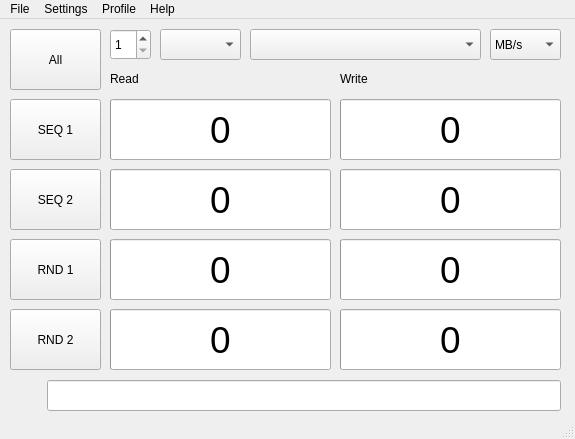
Before: the Qt Designer form src/mainwindow.ui in JonMagon/KDiskMark, drawn with Qt 5.
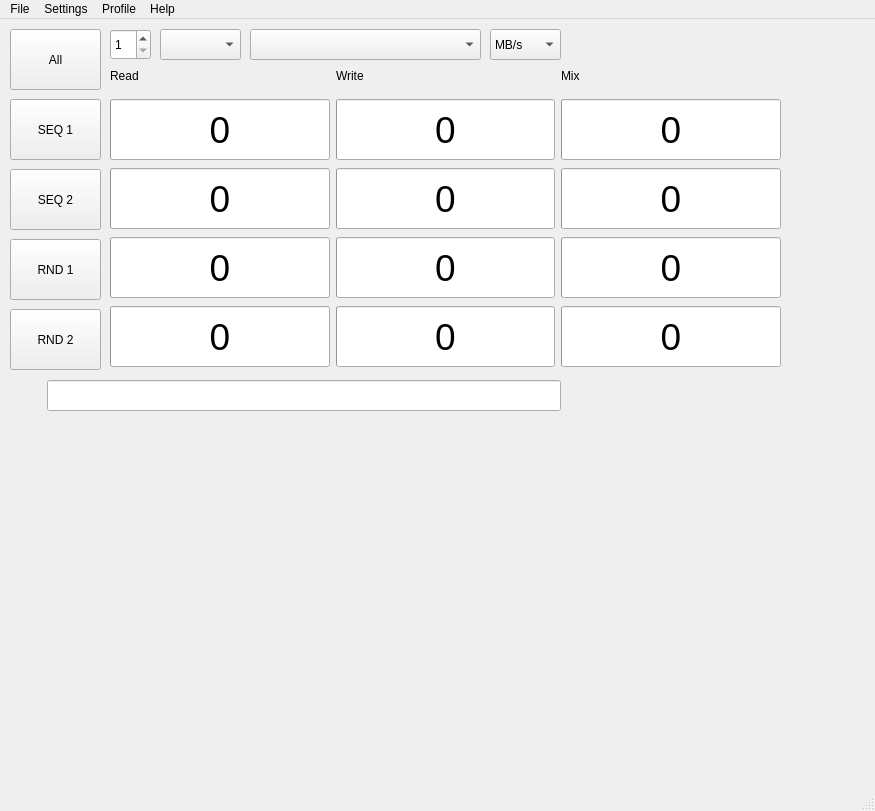
After: the same form once the commit is applied.

Commit message: Mix bars implementation

```diff
--- a/src/mainwindow.ui
+++ b/src/mainwindow.ui
@@ -6,8 +6,8 @@
    <rect>
     <x>0</x>
     <y>0</y>
-    <width>575</width>
-    <height>439</height>
+    <width>875</width>
+    <height>811</height>
    </rect>
   </property>
   <property name="windowTitle">
@@ -84,43 +84,6 @@
      <bool>false</bool>
     </property>
    </widget>
-   <widget class="QProgressBar" name="readBar_SEQ_1">
-    <property name="geometry">
-     <rect>
-      <x>110</x>
-      <y>80</y>
-      <width>221</width>
-      <height>61</height>
-     </rect>
-    </property>
-    <property name="font">
-     <font>
-      <pointsize>28</pointsize>
-     </font>
-    </property>
-    <property name="maximum">
-     <number>100</number>
-    </property>
-    <property name="value">
-     <number>0</number>
-    </property>
-    <property name="format">
-     <string>%v</string>
-    </property>
-   </widget>
-   <widget class="QLabel" name="label_Read">
-    <property name="geometry">
-     <rect>
-      <x>110</x>
-      <y>50</y>
-      <width>221</width>
-      <height>20</height>
-     </rect>
-    </property>
-    <property name="text">
-     <string>Read</string>
-    </property>
-   </widget>
    <widget class="QPushButton" name="pushButton_SEQ_1">
     <property name="geometry">
      <rect>
@@ -134,43 +97,6 @@
      <string>SEQ 1</string>
     </property>
    </widget>
-   <widget class="QProgressBar" name="writeBar_SEQ_1">
-    <property name="geometry">
-     <rect>
-      <x>340</x>
-      <y>80</y>
-      <width>221</width>
-      <height>61</height>
-     </rect>
-    </property>
-    <property name="font">
-     <font>
-      <pointsize>28</pointsize>
-     </font>
-    </property>
-    <property name="maximum">
-     <number>100</number>
-    </property>
-    <property name="value">
-     <number>0</number>
-    </property>
-    <property name="format">
-     <string>%v</string>
-    </property>
-   </widget>
-   <widget class="QLabel" name="label_Write">
-    <property name="geometry">
-     <rect>
-      <x>340</x>
-      <y>50</y>
-      <width>221</width>
-      <height>20</height>
-     </rect>
-    </property>
-    <property name="text">
-     <string>Write</string>
-    </property>
-   </widget>
    <widget class="QComboBox" name="comboBox_ComparisonField">
     <property name="enabled">
      <bool>true</bool>
@@ -204,54 +130,6 @@
      </property>
     </item>
    </widget>
-   <widget class="QProgressBar" name="readBar_SEQ_2">
-    <property name="geometry">
-     <rect>
-      <x>110</x>
-      <y>150</y>
-      <width>221</width>
-      <height>61</height>
-     </rect>
-    </property>
-    <property name="font">
-     <font>
-      <pointsize>28</pointsize>
-     </font>
-    </property>
-    <property name="maximum">
-     <number>100</number>
-    </property>
-    <property name="value">
-     <number>0</number>
-    </property>
-    <property name="format">
-     <string>%v</string>
-    </property>
-   </widget>
-   <widget class="QProgressBar" name="writeBar_SEQ_2">
-    <property name="geometry">
-     <rect>
-      <x>340</x>
-      <y>150</y>
-      <width>221</width>
-      <height>61</height>
-     </rect>
-    </property>
-    <property name="font">
-     <font>
-      <pointsize>28</pointsize>
-     </font>
-    </property>
-    <property name="maximum">
-     <number>100</number>
-    </property>
-    <property name="value">
-     <number>0</number>
-    </property>
-    <property name="format">
-     <string>%v</string>
-    </property>
-   </widget>
    <widget class="QPushButton" name="pushButton_SEQ_2">
     <property name="geometry">
      <rect>
@@ -265,54 +143,6 @@
      <string>SEQ 2</string>
     </property>
    </widget>
-   <widget class="QProgressBar" name="writeBar_RND_1">
-    <property name="geometry">
-     <rect>
-      <x>340</x>
-      <y>220</y>
-      <width>221</width>
-      <height>61</height>
-     </rect>
-    </property>
-    <property name="font">
-     <font>
-      <pointsize>28</pointsize>
-     </font>
-    </property>
-    <property name="maximum">
-     <number>100</number>
-    </property>
-    <property name="value">
-     <number>0</number>
-    </property>
-    <property name="format">
-     <string>%v</string>
-    </property>
-   </widget>
-   <widget class="QProgressBar" name="readBar_RND_1">
-    <property name="geometry">
-     <rect>
-      <x>110</x>
-      <y>220</y>
-      <width>221</width>
-      <height>61</height>
-     </rect>
-    </property>
-    <property name="font">
-     <font>
-      <pointsize>28</pointsize>
-     </font>
-    </property>
-    <property name="maximum">
-     <number>100</number>
-    </property>
-    <property name="value">
-     <number>0</number>
-    </property>
-    <property name="format">
-     <string>%v</string>
-    </property>
-   </widget>
    <widget class="QPushButton" name="pushButton_RND_1">
     <property name="geometry">
      <rect>
@@ -326,30 +156,6 @@
      <string>RND 1</string>
     </property>
    </widget>
-   <widget class="QProgressBar" name="readBar_RND_2">
-    <property name="geometry">
-     <rect>
-      <x>110</x>
-      <y>290</y>
-      <width>221</width>
-      <height>61</height>
-     </rect>
-    </property>
-    <property name="font">
-     <font>
-      <pointsize>28</pointsize>
-     </font>
-    </property>
-    <property name="maximum">
-     <number>100</number>
-    </property>
-    <property name="value">
-     <number>0</number>
-    </property>
-    <property name="format">
-     <string>%v</string>
-    </property>
-   </widget>
    <widget class="QPushButton" name="pushButton_RND_2">
     <property name="geometry">
      <rect>
@@ -363,30 +169,6 @@
      <string>RND 2</string>
     </property>
    </widget>
-   <widget class="QProgressBar" name="writeBar_RND_2">
-    <property name="geometry">
-     <rect>
-      <x>340</x>
-      <y>290</y>
-      <width>221</width>
-      <height>61</height>
-     </rect>
-    </property>
-    <property name="font">
-     <font>
-      <pointsize>28</pointsize>
-     </font>
-    </property>
-    <property name="maximum">
-     <number>100</number>
-    </property>
-    <property name="value">
-     <number>0</number>
-    </property>
-    <property name="format">
-     <string>%v</string>
-    </property>
-   </widget>
    <widget class="QWidget" name="horizontalLayoutWidget">
     <property name="geometry">
      <rect>
@@ -445,13 +227,346 @@
      </item>
     </layout>
    </widget>
+   <widget class="QWidget" name="gridLayoutWidget">
+    <property name="geometry">
+     <rect>
+      <x>110</x>
+      <y>40</y>
+      <width>671</width>
+      <height>311</height>
+     </rect>
+    </property>
+    <layout class="QGridLayout" name="gridLayout">
+     <item row="0" column="1">
+      <widget class="QLabel" name="label_Write">
+       <property name="text">
+        <string>Write</string>
+       </property>
+      </widget>
+     </item>
+     <item row="3" column="1">
+      <widget class="QProgressBar" name="writeBar_RND_1">
+       <property name="minimumSize">
+        <size>
+         <width>0</width>
+         <height>61</height>
+        </size>
+       </property>
+       <property name="font">
+        <font>
+         <pointsize>28</pointsize>
+        </font>
+       </property>
+       <property name="maximum">
+        <number>100</number>
+       </property>
+       <property name="value">
+        <number>0</number>
+       </property>
+       <property name="format">
+        <string>%v</string>
+       </property>
+      </widget>
+     </item>
+     <item row="0" column="2">
+      <widget class="QLabel" name="label_Mix">
+       <property name="text">
+        <string>Mix</string>
+       </property>
+      </widget>
+     </item>
+     <item row="4" column="1">
+      <widget class="QProgressBar" name="writeBar_RND_2">
+       <property name="minimumSize">
+        <size>
+         <width>0</width>
+         <height>61</height>
+        </size>
+       </property>
+       <property name="font">
+        <font>
+         <pointsize>28</pointsize>
+        </font>
+       </property>
+       <property name="maximum">
+        <number>100</number>
+       </property>
+       <property name="value">
+        <number>0</number>
+       </property>
+       <property name="format">
+        <string>%v</string>
+       </property>
+      </widget>
+     </item>
+     <item row="1" column="0">
+      <widget class="QProgressBar" name="readBar_SEQ_1">
+       <property name="minimumSize">
+        <size>
+         <width>0</width>
+         <height>61</height>
+        </size>
+       </property>
+       <property name="maximumSize">
+        <size>
+         <width>16777215</width>
+         <height>16777215</height>
+        </size>
+       </property>
+       <property name="font">
+        <font>
+         <pointsize>28</pointsize>
+        </font>
+       </property>
+       <property name="maximum">
+        <number>100</number>
+       </property>
+       <property name="value">
+        <number>0</number>
+       </property>
+       <property name="format">
+        <string>%v</string>
+       </property>
+      </widget>
+     </item>
+     <item row="0" column="0">
+      <widget class="QLabel" name="label_Read">
+       <property name="maximumSize">
+        <size>
+         <width>16777215</width>
+         <height>30</height>
+        </size>
+       </property>
+       <property name="text">
+        <string>Read</string>
+       </property>
+      </widget>
+     </item>
+     <item row="1" column="1">
+      <widget class="QProgressBar" name="writeBar_SEQ_1">
+       <property name="minimumSize">
+        <size>
+         <width>0</width>
+         <height>61</height>
+        </size>
+       </property>
+       <property name="font">
+        <font>
+         <pointsize>28</pointsize>
+        </font>
+       </property>
+       <property name="maximum">
+        <number>100</number>
+       </property>
+       <property name="value">
+        <number>0</number>
+       </property>
+       <property name="format">
+        <string>%v</string>
+       </property>
+      </widget>
+     </item>
+     <item row="3" column="0">
+      <widget class="QProgressBar" name="readBar_RND_1">
+       <property name="minimumSize">
+        <size>
+         <width>0</width>
+         <height>61</height>
+        </size>
+       </property>
+       <property name="font">
+        <font>
+         <pointsize>28</pointsize>
+        </font>
+       </property>
+       <property name="maximum">
+        <number>100</number>
+       </property>
+       <property name="value">
+        <number>0</number>
+       </property>
+       <property name="format">
+        <string>%v</string>
+       </property>
+      </widget>
+     </item>
+     <item row="2" column="2">
+      <widget class="QProgressBar" name="mixBar_SEQ_2">
+       <property name="minimumSize">
+        <size>
+         <width>0</width>
+         <height>61</height>
+        </size>
+       </property>
+       <property name="font">
+        <font>
+         <pointsize>28</pointsize>
+        </font>
+       </property>
+       <property name="maximum">
+        <number>100</number>
+       </property>
+       <property name="value">
+        <number>0</number>
+       </property>
+       <property name="format">
+        <string>%v</string>
+       </property>
+      </widget>
+     </item>
+     <item row="2" column="0">
+      <widget class="QProgressBar" name="readBar_SEQ_2">
+       <property name="minimumSize">
+        <size>
+         <width>0</width>
+         <height>61</height>
+        </size>
+       </property>
+       <property name="font">
+        <font>
+         <pointsize>28</pointsize>
+        </font>
+       </property>
+       <property name="maximum">
+        <number>100</number>
+       </property>
+       <property name="value">
+        <number>0</number>
+       </property>
+       <property name="format">
+        <string>%v</string>
+       </property>
+      </widget>
+     </item>
+     <item row="2" column="1">
+      <widget class="QProgressBar" name="writeBar_SEQ_2">
+       <property name="minimumSize">
+        <size>
+         <width>0</width>
+         <height>61</height>
+        </size>
+       </property>
+       <property name="font">
+        <font>
+         <pointsize>28</pointsize>
+        </font>
+       </property>
+       <property name="maximum">
+        <number>100</number>
+       </property>
+       <property name="value">
+        <number>0</number>
+       </property>
+       <property name="format">
+        <string>%v</string>
+       </property>
+      </widget>
+     </item>
+     <item row="4" column="0">
+      <widget class="QProgressBar" name="readBar_RND_2">
+       <property name="minimumSize">
+        <size>
+         <width>0</width>
+         <height>61</height>
+        </size>
+       </property>
+       <property name="font">
+        <font>
+         <pointsize>28</pointsize>
+        </font>
+       </property>
+       <property name="maximum">
+        <number>100</number>
+       </property>
+       <property name="value">
+        <number>0</number>
+       </property>
+       <property name="format">
+        <string>%v</string>
+       </property>
+      </widget>
+     </item>
+     <item row="1" column="2">
+      <widget class="QProgressBar" name="mixBar_SEQ_1">
+       <property name="minimumSize">
+        <size>
+         <width>0</width>
+         <height>61</height>
+        </size>
+       </property>
+       <property name="font">
+        <font>
+         <pointsize>28</pointsize>
+        </font>
+       </property>
+       <property name="maximum">
+        <number>100</number>
+       </property>
+       <property name="value">
+        <number>0</number>
+       </property>
+       <property name="format">
+        <string>%v</string>
+       </property>
+      </widget>
+     </item>
+     <item row="3" column="2">
+      <widget class="QProgressBar" name="mixBar_RND_1">
+       <property name="minimumSize">
+        <size>
+         <width>0</width>
+         <height>61</height>
+        </size>
+       </property>
+       <property name="font">
+        <font>
+         <pointsize>28</pointsize>
+        </font>
+       </property>
+       <property name="maximum">
+        <number>100</number>
+       </property>
+       <property name="value">
+        <number>0</number>
+       </property>
+       <property name="format">
+        <string>%v</string>
+       </property>
+      </widget>
+     </item>
+     <item row="4" column="2">
+      <widget class="QProgressBar" name="mixBar_RND_2">
+       <property name="minimumSize">
+        <size>
+         <width>0</width>
+         <height>61</height>
+        </size>
+       </property>
+       <property name="font">
+        <font>
+         <pointsize>28</pointsize>
+        </font>
+       </property>
+       <property name="maximum">
+        <number>100</number>
+       </property>
+       <property name="value">
+        <number>0</number>
+       </property>
+       <property name="format">
+        <string>%v</string>
+       </property>
+      </widget>
+     </item>
+    </layout>
+   </widget>
   </widget>
   <widget class="QMenuBar" name="menubar">
    <property name="geometry">
     <rect>
      <x>0</x>
      <y>0</y>
-     <width>575</width>
+     <width>875</width>
      <height>22</height>
     </rect>
    </property>
```
